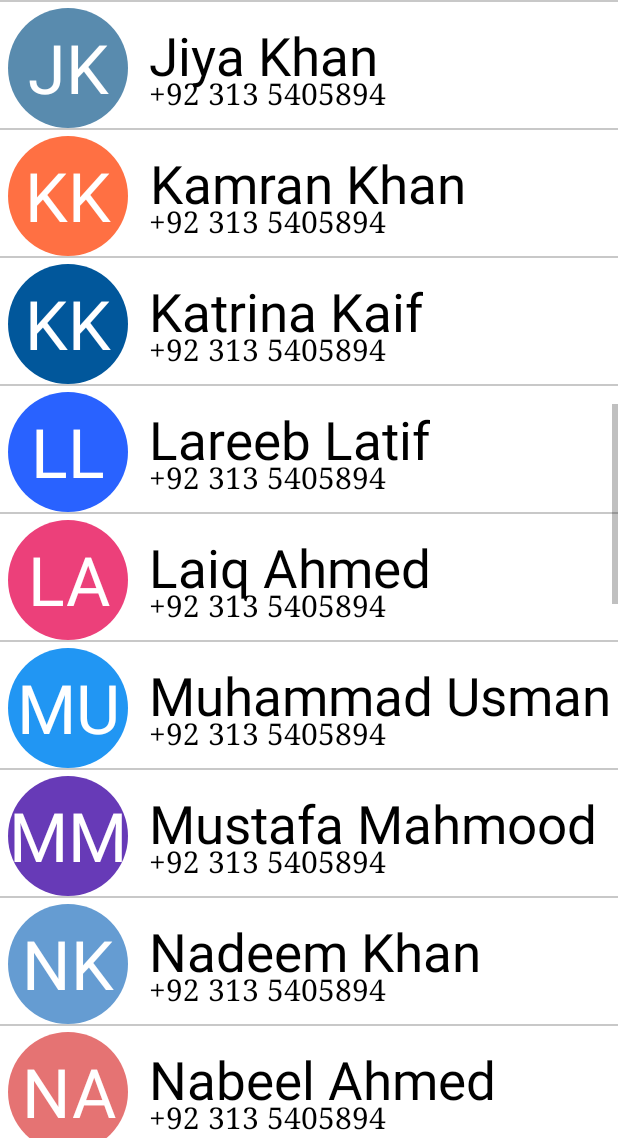
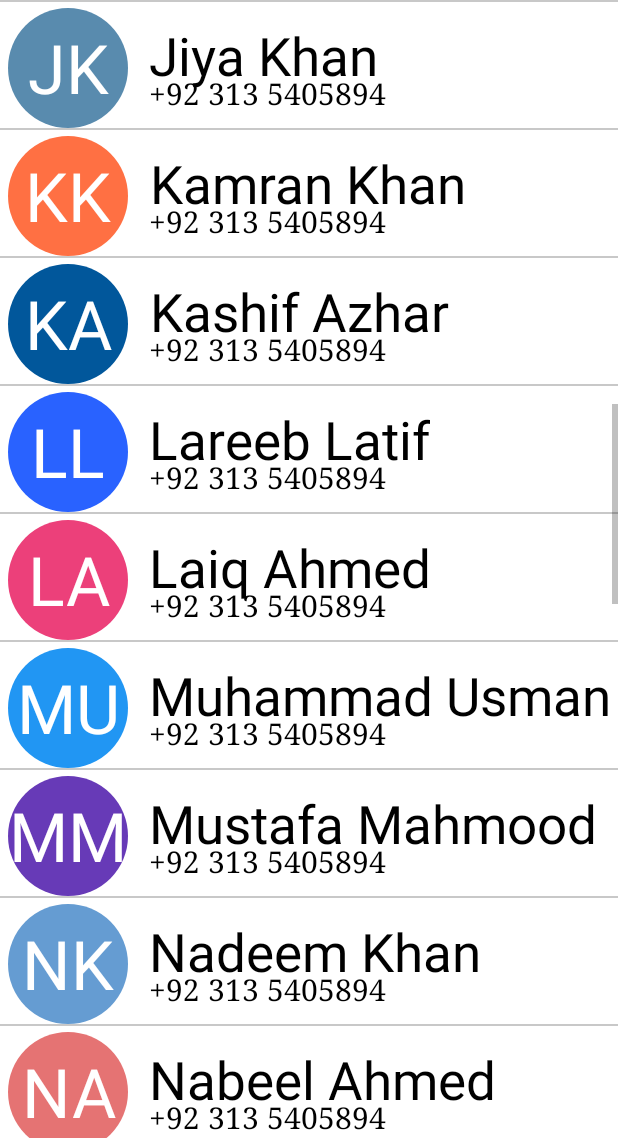
Before and after one commit to ebad-ali/SMDAssignment, an Android app: the screen it shows after launch (MainActivity), scrolled down 1612 dp, on a phone screen of 412 x 824 dp, the part 98-1236 px from its top. Run offline under Robolectric (Android 15) with nearby library versions, the phone set to English and light mode, and no system bars.

Commit message:
Intial Change

```diff
--- a/app/src/main/res/values/strings.xml
+++ b/app/src/main/res/values/strings.xml
@@ -36,7 +36,7 @@
         <item>Jiya Khan</item>
 
         <item>Kamran Khan</item>
-        <item>Katrina Kaif</item>
+        <item>Kashif Azhar</item>
 
         <item>Lareeb Latif</item>
         <item>Laiq Ahmed</item>
```
